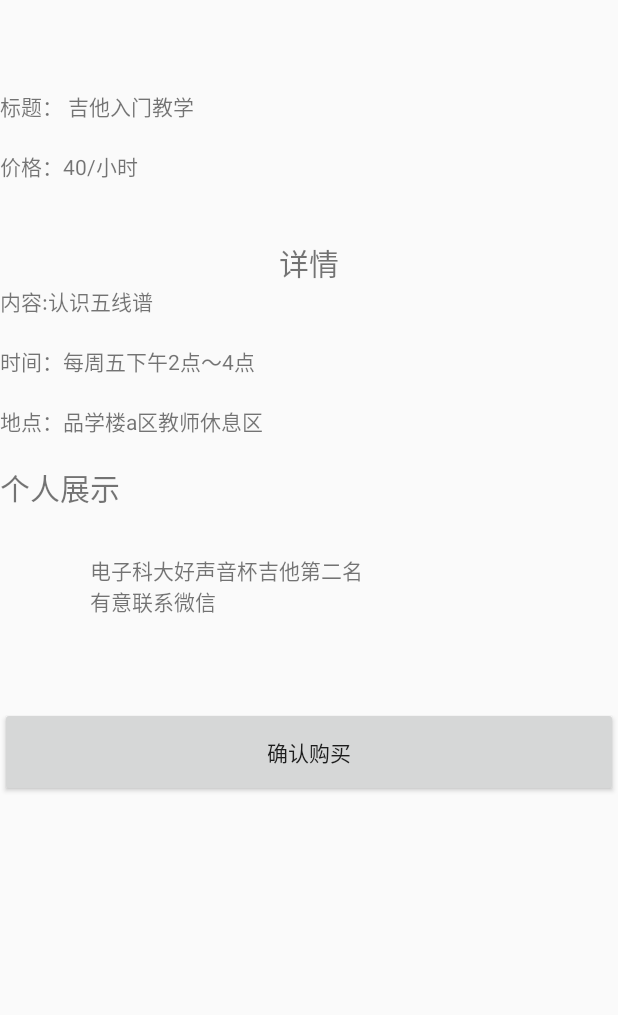
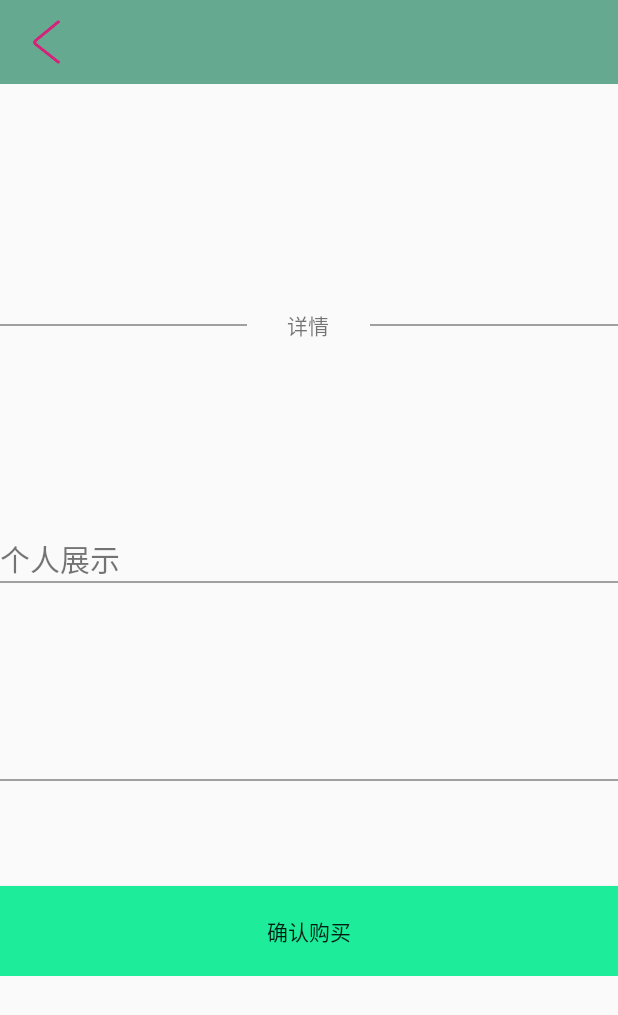
Before and after one commit to Lulusimili/YouXueZhe, an Android app: the OrderManagementActivity screen opened directly, with no data from a screen before it, after a tap on "gggg", on a phone screen of 412 x 824 dp. Shown: the top 1015 px of the screen. Run offline under Robolectric (Android 15) with nearby library versions, the phone set to English and light mode, and no system bars; pictures from the network do not load.

Commit message:
解决了详情页的一些问题

```diff
--- a/app/src/main/AndroidManifest.xml
+++ b/app/src/main/AndroidManifest.xml
@@ -1,6 +1,7 @@
 <?xml version="1.0" encoding="utf-8"?>
 <manifest xmlns:android="http://schemas.android.com/apk/res/android"
     package="com.example.administrator.youxuezhe">
+
     <uses-permission android:name="android.permission.INTERNET" />
 
     <application
@@ -23,8 +24,7 @@
         <activity android:name=".activity.OrderManagementActivity" />
         <activity android:name=".activity.MainPageActivity" />
         <activity android:name=".activity.RegisterActivity" />
-        <activity android:name=".activity.OrderDetailActivity" />
-        <activity android:name=".activity.MyPublishDetailActivity" />
+        <activity android:name=".activity.OrderOrPublishActivity"></activity>
     </application>
 
 </manifest>
--- a/app/src/main/java/com/example/administrator/youxuezhe/activity/CommodityListActivity.java
+++ b/app/src/main/java/com/example/administrator/youxuezhe/activity/CommodityListActivity.java
@@ -129,8 +129,9 @@ public class CommodityListActivity extends AppCompatActivity implements View.OnC
         adapter.setOnItemClickListener(new OrderAdapter.OnItemClickListener() {
             @Override
             public void onItemClick(View view, int position) {
-                Intent intent=new Intent(CommodityListActivity.this,MyPublishDetailActivity.class);
+                Intent intent=new Intent(CommodityListActivity.this,OrderOrPublishActivity.class);
                 intent.putExtra("pid",commodityList.get(position).getPid());
+                intent.putExtra("from","CommodityListActivity");
                 startActivity(intent);
             }
         });
--- a/app/src/main/java/com/example/administrator/youxuezhe/activity/MyPublishActivity.java
+++ b/app/src/main/java/com/example/administrator/youxuezhe/activity/MyPublishActivity.java
@@ -106,8 +106,9 @@ public class MyPublishActivity extends AppCompatActivity implements View.OnClick
         orderAdapter.setOnItemClickListener(new OrderAdapter.OnItemClickListener() {
             @Override
             public void onItemClick(View view, int position) {
-                Intent intent=new Intent(getContext(),MyPublishDetailActivity.class);
+                Intent intent=new Intent(getContext(),OrderOrPublishActivity.class);
                 intent.getIntExtra("pid",orderList.get(position).getPid());
+                intent.putExtra("from","MyPublishActivity");
                 startActivity(intent);
             }
         });
--- a/app/src/main/java/com/example/administrator/youxuezhe/activity/MyPublishDetailActivity.java
+++ /dev/null
@@ -1,14 +0,0 @@
-package com.example.administrator.youxuezhe.activity;
-
-import android.support.v7.app.AppCompatActivity;
-import android.os.Bundle;
-
-import com.example.administrator.youxuezhe.R;
-
-public class MyPublishDetailActivity extends AppCompatActivity {
-    @Override
-    protected void onCreate(Bundle savedInstanceState) {
-        super.onCreate(savedInstanceState);
-        setContentView(R.layout.activity_my_publish_detail);
-    }
-}
--- a/app/src/main/java/com/example/administrator/youxuezhe/activity/OrderDetailActivity.java
+++ /dev/null
@@ -1,16 +0,0 @@
-package com.example.administrator.youxuezhe.activity;
-
-import android.content.Intent;
-import android.support.v7.app.AppCompatActivity;
-import android.os.Bundle;
-import android.widget.TextView;
-
-import com.example.administrator.youxuezhe.R;
-
-public class OrderDetailActivity extends AppCompatActivity {
-    @Override
-    protected void onCreate(Bundle savedInstanceState) {
-        super.onCreate(savedInstanceState);
-        setContentView(R.layout.activity_order_detail);
-    }
-}
--- a/app/src/main/java/com/example/administrator/youxuezhe/activity/OrderManagementActivity.java
+++ b/app/src/main/java/com/example/administrator/youxuezhe/activity/OrderManagementActivity.java
@@ -105,7 +105,8 @@ public class OrderManagementActivity extends AppCompatActivity implements View.O
         orderAdapter.setOnItemClickListener(new OrderAdapter.OnItemClickListener() {
             @Override
             public void onItemClick(View view, int position) {
-                Intent intent=new Intent(OrderManagementActivity.this,OrderDetailActivity.class);
+                Intent intent=new Intent(OrderManagementActivity.this,OrderOrPublishActivity.class);
+                intent.putExtra("from","OrderManagementActivity");
                 intent.putExtra("pid",orderList.get(position).getPid());
                 startActivity(intent);
             }
--- /dev/null
+++ b/app/src/main/java/com/example/administrator/youxuezhe/activity/OrderOrPublishActivity.java
@@ -0,0 +1,88 @@
+package com.example.administrator.youxuezhe.activity;
+
+import android.content.Intent;
+import android.support.v7.app.AppCompatActivity;
+import android.os.Bundle;
+import android.view.View;
+import android.widget.Button;
+import android.widget.ImageView;
+import android.widget.TextView;
+
+import com.example.administrator.youxuezhe.R;
+
+import static com.example.administrator.youxuezhe.utils.MyUtils.showToast;
+
+/**
+ * 订单或商品详情页
+ */
+public class OrderOrPublishActivity extends AppCompatActivity implements View.OnClickListener {
+    private TextView mPublishTitleText;
+    private TextView mPublishPriceText;
+    private TextView mPublishContentText;
+    private TextView mTimeText;
+    private TextView mPublishAddressText;
+    private ImageView mPictureShow;
+    private TextView mTextView;
+    /**
+     * 删除此条信息
+     */
+    private Button mDeleteButton;
+    /**
+     * 确认购买
+     */
+    private Button mBuyButton;
+    private Button mBackButton;
+
+    @Override
+    protected void onCreate(Bundle savedInstanceState) {
+        super.onCreate(savedInstanceState);
+        setContentView(R.layout.activity_order_or_publish);
+        initView();
+    }
+
+    private void initView() {
+        mPublishTitleText = (TextView) findViewById(R.id.publish_title_text);
+        mPublishPriceText = (TextView) findViewById(R.id.publish_price_text);
+        mPublishContentText = (TextView) findViewById(R.id.publish_content_text);
+        mTimeText = (TextView) findViewById(R.id.time_text);
+        mPublishAddressText = (TextView) findViewById(R.id.publish_address_text);
+        mPictureShow = (ImageView) findViewById(R.id.picture_show);
+        mTextView = (TextView) findViewById(R.id.textView);
+        mDeleteButton = (Button) findViewById(R.id.delete_button);
+        mBackButton=(Button)findViewById(R.id.back_button);
+        mBuyButton = (Button) findViewById(R.id.buy_button);
+        mBuyButton.setOnClickListener(this);
+        mDeleteButton.setOnClickListener(this);
+        mBackButton.setOnClickListener(this);
+        fromActivity();
+    }
+
+    @Override
+    public void onClick(View v) {
+        switch (v.getId()) {
+            case R.id.delete_button:
+                showToast("删除成功！");
+                break;
+            case R.id.buy_button:
+                showToast("下单成功！");
+                break;
+            case R.id.back_button:
+                finish();
+            default:
+                break;
+        }
+    }
+
+    /**
+     * 根据上一活动决定显示的界面
+     */
+    private void fromActivity(){
+        Intent intent=getIntent();
+        String from=intent.getStringExtra("from");
+        if(from.equals("MyPublishActivity")){
+            mBuyButton.setVisibility(View.GONE);
+        }else if(from.equals("OrderManagementActivity")||from.equals("CommodityListActivity")){
+            mDeleteButton.setVisibility(View.GONE);
+        }
+    }
+}
--- a/app/src/main/res/layout/activity_commodity_list.xml
+++ b/app/src/main/res/layout/activity_commodity_list.xml
@@ -7,7 +7,6 @@
     android:layout_height="match_parent"
     tools:context="com.example.administrator.youxuezhe.activity.CommodityListActivity">
     <RelativeLayout
-        android:orientation="horizontal"
         android:layout_width="match_parent"
         android:layout_height="?attr/actionBarSize"
         android:background="#9903764a">
--- a/app/src/main/res/layout/activity_my_publish_detail.xml
+++ /dev/null
@@ -1,96 +0,0 @@
-<?xml version="1.0" encoding="utf-8"?>
-<LinearLayout xmlns:android="http://schemas.android.com/apk/res/android"
-    android:layout_width="match_parent"
-    android:layout_height="match_parent"
-    xmlns:tools="http://schemas.android.com/tools"
-    android:orientation="vertical">
-    <TextView
-        android:id="@+id/publish_title_text"
-        android:layout_marginTop="60dp"
-        android:layout_width="match_parent"
-        android:layout_height="40dp"
-        tools:text="标题： 吉他入门教学"/>
-    <TextView
-        android:id="@+id/publish_price_text"
-        android:layout_width="match_parent"
-        android:layout_height="40dp"
-        tools:text="价格：40/小时"/>
-    <LinearLayout
-        android:orientation="horizontal"
-        android:layout_width="match_parent"
-        android:layout_height="wrap_content">
-        <View
-            android:layout_width="0dp"
-            android:layout_height="1dp"
-            android:layout_gravity="center"
-            android:layout_weight="4"
-            android:background="#a0a0a0"/>
-        <TextView
-            android:layout_width="0dp"
-            android:layout_height="wrap_content"
-            android:layout_weight="2"
-            android:layout_gravity="center"
-            android:gravity="center"
-            android:text="详情" />
-        <View
-            android:layout_width="0dp"
-            android:layout_height="1dp"
-            android:layout_gravity="center"
-            android:layout_weight="4"
-            android:background="#a0a0a0" />
-    </LinearLayout>
-
-    <TextView
-        android:id="@+id/publish_content_text"
-        android:layout_width="match_parent"
-        android:layout_height="40dp"
-        tools:text="内容:认识五线谱"/>
-    <TextView
-        android:id="@+id/time_text"
-        android:layout_width="match_parent"
-        android:layout_height="40dp"
-        tools:text="时间：每周五下午2点～4点"/>
-    <TextView
-        android:id="@+id/publish_address_text"
-        android:layout_width="match_parent"
-        android:layout_height="40dp"
-        tools:text="地点：品学楼a区教师休息区"/>
-    <TextView
-        android:layout_width="match_parent"
-        android:layout_height="wrap_content"
-        android:text="个人展示"
-        android:textSize="20dp"/>
-    <View
-        android:layout_width="match_parent"
-        android:layout_height="1dp"
-        android:background="#a0a0a0"/>
-    <LinearLayout
-        android:orientation="horizontal"
-        android:layout_width="match_parent"
-        android:layout_height="wrap_content">
-        <ImageView
-            android:id="@+id/picture_show"
-            android:layout_width="120dp"
-            android:layout_height="120dp"
-            android:layout_margin="5dp"/>
-        <TextView
-            android:id="@+id/textView"
-            android:layout_width="match_parent"
-            android:layout_height="wrap_content"
-            android:layout_marginLeft="10dp"
-            android:layout_marginTop="20dp"
-            tools:text="电子科大好声音杯吉他第二名\n有意联系微信" />
-    </LinearLayout>
-    <View
-        android:layout_width="match_parent"
-        android:layout_height="1dp"
-        android:background="#a0a0a0"/>
-    <Button
-        android:id="@+id/delete_button"
-        android:layout_width="match_parent"
-        android:layout_height="60dp"
-        android:layout_marginTop="70dp"
-        android:layout_gravity="bottom"
-        android:text="删除此条信息"
-        android:background="#1ded9a"/>
-</LinearLayout>
--- a/app/src/main/res/layout/activity_order_detail.xml
+++ /dev/null
@@ -1,51 +0,0 @@
-<?xml version="1.0" encoding="utf-8"?>
-<LinearLayout xmlns:android="http://schemas.android.com/apk/res/android"
-    android:layout_width="match_parent"
-    android:layout_height="match_parent"
-    android:orientation="vertical">
-    <TextView
-        android:layout_marginTop="60dp"
-        android:layout_width="match_parent"
-        android:layout_height="40dp"
-        android:text="标题： 吉他入门教学"/>
-    <TextView
-        android:layout_width="match_parent"
-        android:layout_height="40dp"
-        android:text="价格：40/小时"/>
-    <TextView
-        android:layout_marginTop="20dp"
-        android:layout_width="match_parent"
-        android:layout_height="wrap_content"
-        android:gravity="center"
-        android:text="详情"
-        android:textSize="20dp"/>
-    <TextView
-        android:layout_width="match_parent"
-        android:layout_height="40dp"
-        android:text="内容:认识五线谱"/>
-    <TextView
-        android:layout_width="match_parent"
-        android:layout_height="40dp"
-        android:text="时间：每周五下午2点～4点"/>
-    <TextView
-        android:layout_width="match_parent"
-        android:layout_height="40dp"
-        android:text="地点：品学楼a区教师休息区"/>
-    <TextView
-        android:layout_width="match_parent"
-        android:layout_height="wrap_content"
-        android:text="个人展示"
-        android:textSize="20dp"/>
-    <TextView
-        android:layout_marginTop="30dp"
-        android:layout_marginLeft="60dp"
-        android:layout_width="match_parent"
-        android:layout_height="wrap_content"
-        android:text="电子科大好声音杯吉他第二名\n有意联系微信"/>
-    <Button
-        android:gravity="center"
-        android:layout_marginTop="60dp"
-        android:layout_width="match_parent"
-        android:layout_height="60dp"
-        android:text="确认购买"/>
-</LinearLayout>
--- /dev/null
+++ b/app/src/main/res/layout/activity_order_or_publish.xml
@@ -0,0 +1,132 @@
+<?xml version="1.0" encoding="utf-8"?>
+<LinearLayout xmlns:android="http://schemas.android.com/apk/res/android"
+    android:layout_width="match_parent"
+    android:layout_height="match_parent"
+    xmlns:tools="http://schemas.android.com/tools"
+    android:orientation="vertical">
+    <ScrollView
+        android:layout_width="match_parent"
+        android:layout_height="wrap_content">
+
+        <LinearLayout
+            android:orientation="vertical"
+            android:layout_width="wrap_content"
+            android:layout_height="wrap_content">
+            <RelativeLayout
+                android:layout_width="match_parent"
+                android:layout_height="?attr/actionBarSize"
+                android:background="#9903764a">
+                <Button
+                    android:id="@+id/back_button"
+                    android:layout_width="50dp"
+                    android:layout_height="50dp"
+                    android:background="@drawable/ic_back"
+                    android:layout_margin="5dp"
+                    />
+            </RelativeLayout>
+            <TextView
+                android:id="@+id/publish_title_text"
+                android:layout_marginTop="60dp"
+                android:layout_width="match_parent"
+                android:layout_height="40dp"
+                tools:text="标题： 吉他入门教学"/>
+            <TextView
+                android:id="@+id/publish_price_text"
+                android:layout_width="match_parent"
+                android:layout_height="40dp"
+                tools:text="价格：40/小时"/>
+            <LinearLayout
+                android:orientation="horizontal"
+                android:layout_width="match_parent"
+                android:layout_height="wrap_content">
+                <View
+                    android:layout_width="0dp"
+                    android:layout_height="1dp"
+                    android:layout_gravity="center"
+                    android:layout_weight="4"
+                    android:background="#a0a0a0"/>
+                <TextView
+                    android:layout_width="0dp"
+                    android:layout_height="wrap_content"
+                    android:layout_weight="2"
+                    android:layout_gravity="center"
+                    android:gravity="center"
+                    android:text="详情" />
+                <View
+                    android:layout_width="0dp"
+                    android:layout_height="1dp"
+                    android:layout_gravity="center"
+                    android:layout_weight="4"
+                    android:background="#a0a0a0" />
+            </LinearLayout>
+
+            <TextView
+                android:id="@+id/publish_content_text"
+                android:layout_width="match_parent"
+                android:layout_height="40dp"
+                tools:text="内容:认识五线谱"/>
+            <TextView
+                android:id="@+id/time_text"
+                android:layout_width="match_parent"
+                android:layout_height="40dp"
+                tools:text="时间：每周五下午2点～4点"/>
+            <TextView
+                android:id="@+id/publish_address_text"
+                android:layout_width="match_parent"
+                android:layout_height="40dp"
+                tools:text="地点：品学楼a区教师休息区"/>
+            <TextView
+                android:layout_width="match_parent"
+                android:layout_height="wrap_content"
+                android:text="个人展示"
+                android:textSize="20dp"/>
+            <View
+                android:layout_width="match_parent"
+                android:layout_height="1dp"
+                android:background="#a0a0a0"/>
+            <LinearLayout
+                android:orientation="horizontal"
+                android:layout_width="match_parent"
+                android:layout_height="wrap_content">
+                <ImageView
+                    android:id="@+id/picture_show"
+                    android:layout_width="120dp"
+                    android:layout_height="120dp"
+                    android:layout_margin="5dp"/>
+                <TextView
+                    android:id="@+id/textView"
+                    android:layout_width="match_parent"
+                    android:layout_height="wrap_content"
+                    android:layout_marginLeft="10dp"
+                    android:layout_marginTop="20dp"
+                    tools:text="电子科大好声音杯吉他第二名\n有意联系微信" />
+            </LinearLayout>
+            <View
+                android:layout_width="match_parent"
+                android:layout_height="1dp"
+                android:background="#a0a0a0"/>
+            <LinearLayout
+                android:layout_width="match_parent"
+                android:layout_height="wrap_content"
+                android:orientation="vertical">
+                <Button
+                    android:id="@+id/delete_button"
+                    android:layout_width="match_parent"
+                    android:layout_height="60dp"
+                    android:layout_gravity="bottom"
+                    android:layout_marginTop="70dp"
+                    android:background="#1ded9a"
+                    android:text="删除此条信息" />
+                <Button
+                    android:id="@+id/buy_button"
+                    android:layout_width="match_parent"
+                    android:layout_height="60dp"
+                    android:layout_gravity="bottom"
+                    android:layout_marginTop="70dp"
+                    android:background="#1ded9a"
+                    android:text="确认购买" />
+            </LinearLayout>
+        </LinearLayout>
+    </ScrollView>
+
+</LinearLayout>
```
